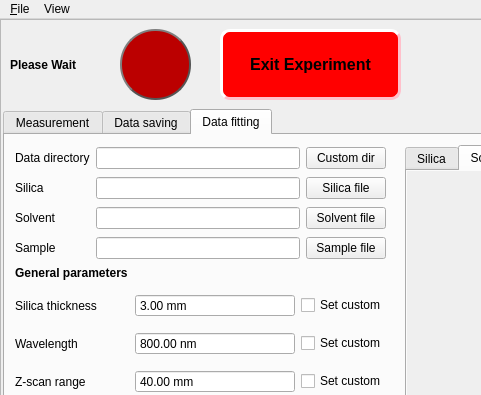
Above: window.ui from RadoslawDeska/python_project before the change; both pictures show x 0 to 481 and y 0 to 395 of the 1340 by 836 pixel window. Below: the same form after it.
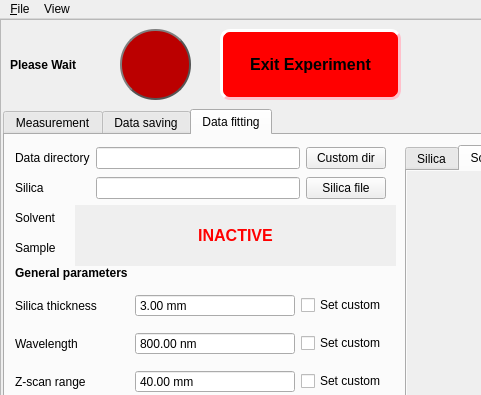
That is the form after the change. The open tabs and pages were chosen to show the change.

Commit message: INACTIVE LABEL in relevant points

```diff
--- a/window.ui
+++ b/window.ui
@@ -6860,6 +6860,22 @@
        <zorder>label_64</zorder>
        <zorder>concentration_dataFittingTab_doubleSpinBox_2</zorder>
       </widget>
+      <widget class="QLabel" name="INACTIVE_SOLVENT_TAB_2">
+       <property name="geometry">
+        <rect>
+         <x>70</x>
+         <y>70</y>
+         <width>321</width>
+         <height>61</height>
+        </rect>
+       </property>
+       <property name="autoFillBackground">
+        <bool>true</bool>
+       </property>
+       <property name="text">
+        <string>&lt;html&gt;&lt;head/&gt;&lt;body&gt;&lt;p align=&quot;center&quot;&gt;&lt;span style=&quot; font-size:12pt; font-weight:600; color:#ff0000;&quot;&gt;INACTIVE&lt;/span&gt;&lt;/p&gt;&lt;/body&gt;&lt;/html&gt;</string>
+       </property>
+      </widget>
      </widget>
     </widget>
     <widget class="QPushButton" name="waitLED_pushButton">
```
Left out of the diff: 2 changed lines with no effect on the pictures.
